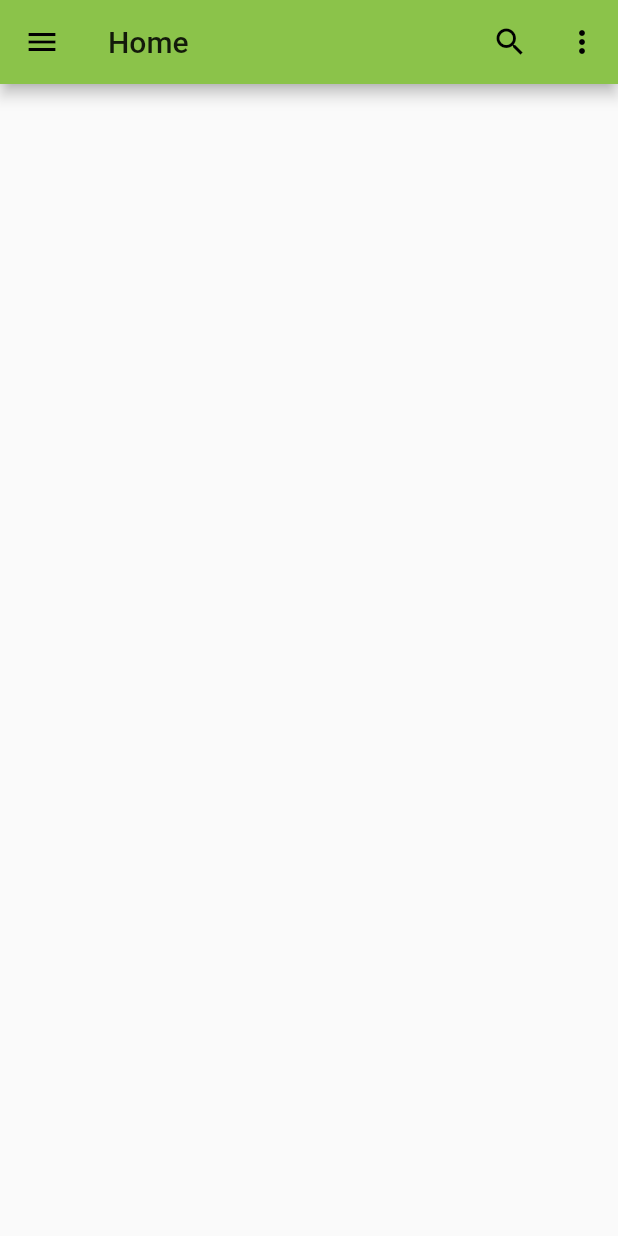
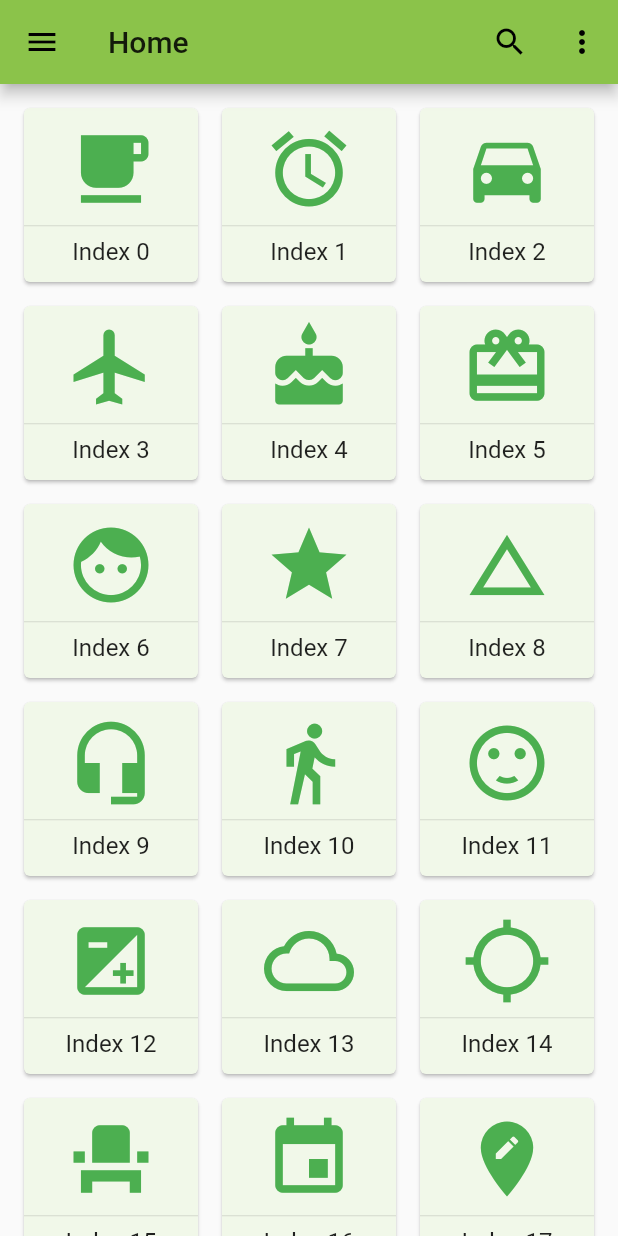
Before and after one commit to Sahma61/bet_app, a Flutter app: the screen it shows after launch, on a phone screen of 412 x 824 dp. Run offline on Flutter 3.47's test engine with Material 2 defaults, Android fonts, the phone set to English and light mode, and no system bars.

Commit message:
Added a GridView

```diff
--- /dev/null
+++ b/lib/classes/grid_icons.dart
@@ -0,0 +1,31 @@
+import 'package:flutter/material.dart';
+
+class GridIcons {
+  List<IconData> iconList =[];
+
+  List<IconData> getIconList() {
+    iconList
+      ..add(Icons.free_breakfast)
+      ..add(Icons.access_alarms)
+      ..add(Icons.directions_car)
+      ..add(Icons.flight)
+      ..add(Icons.cake)
+      ..add(Icons.card_giftcard)
+      ..add(Icons.face)
+      ..add(Icons.star)
+      ..add(Icons.change_history)
+      ..add(Icons.headset_mic)
+      ..add(Icons.directions_walk)
+      ..add(Icons.sentiment_satisfied)
+      ..add(Icons.exposure)
+      ..add(Icons.cloud_queue)
+      ..add(Icons.gps_not_fixed)
+      ..add(Icons.event_seat)
+      ..add(Icons.event)
+      ..add(Icons.edit_location)
+      ..add(Icons.child_care)
+      ..add(Icons.drive_eta)
+      ..add(Icons.child_friendly);
+    return iconList;
+  }
+}
--- a/lib/pages/home.dart
+++ b/lib/pages/home.dart
@@ -1,5 +1,6 @@
 import 'package:flutter/material.dart';
 import 'package:bet_app/widgets/left_drawer.dart';
+import 'package:bet_app/widgets/gridview_builder.dart';
 
 class Home extends StatefulWidget {
   @override
@@ -23,7 +24,9 @@ class _HomeState extends State<Home> {
           ),
         ],
       ),
-      body: Container(),
+      body: SafeArea(
+        child: const GridViewBuildWidget()
+      ),
       drawer: LeftDrawerWidget(),
     );
   }
--- /dev/null
+++ b/lib/widgets/gridview_builder.dart
@@ -0,0 +1,48 @@
+import 'package:flutter/material.dart';
+import 'package:bet_app/classes/grid_icons.dart';
+
+class GridViewBuildWidget extends StatelessWidget {
+
+  const GridViewBuildWidget ({
+    Key key,
+  }) : super(key : key);
+
+  @override
+  Widget build(BuildContext context) {
+    List<IconData> _iconList = GridIcons().getIconList();
+
+    return GridView.builder(
+      itemCount: 20,
+      padding: EdgeInsets.all(8.0),
+      gridDelegate: SliverGridDelegateWithMaxCrossAxisExtent(maxCrossAxisExtent: 150.0),
+      itemBuilder: (BuildContext context, int index) {
+        print('_buildGridViewBuilder $index');
+        return Card(
+          color:Colors.lightGreen.shade50,
+          margin: EdgeInsets.all(8.0),
+          child: InkWell(
+            child: Column(
+              mainAxisAlignment: MainAxisAlignment.center,
+              children: <Widget>[
+                Icon(
+                  _iconList[index],
+                  size: 60.0,
+                  color: Colors.green,
+                ),
+                Divider(),
+                Text(
+                  'Index $index',
+                  textAlign: TextAlign.center,
+                  style: TextStyle(fontSize: 16.0),
+                ),
+              ],
+            ),
+            onTap: () {
+              print('Row $index');
+            },
+          ),
+        );
+      }
+      );
+  }
+}
```
